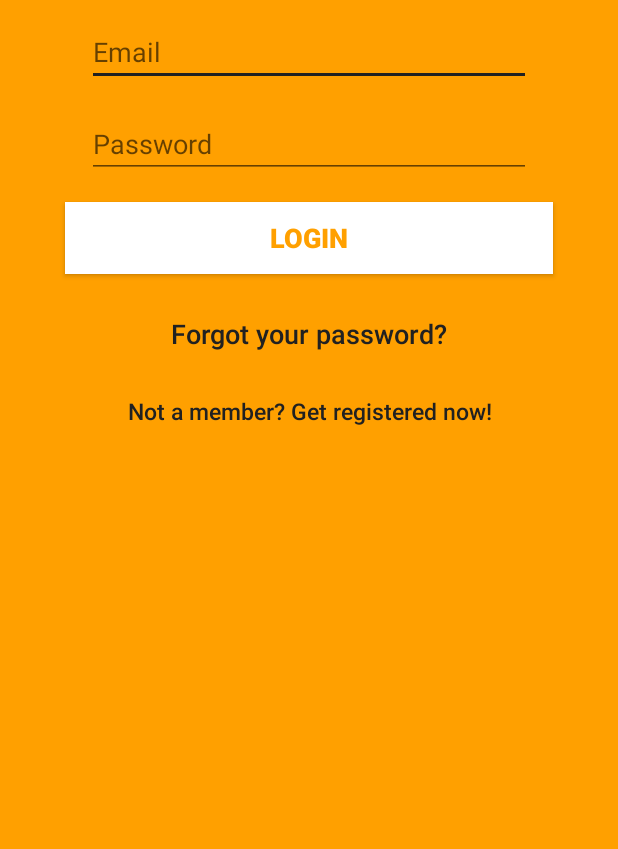
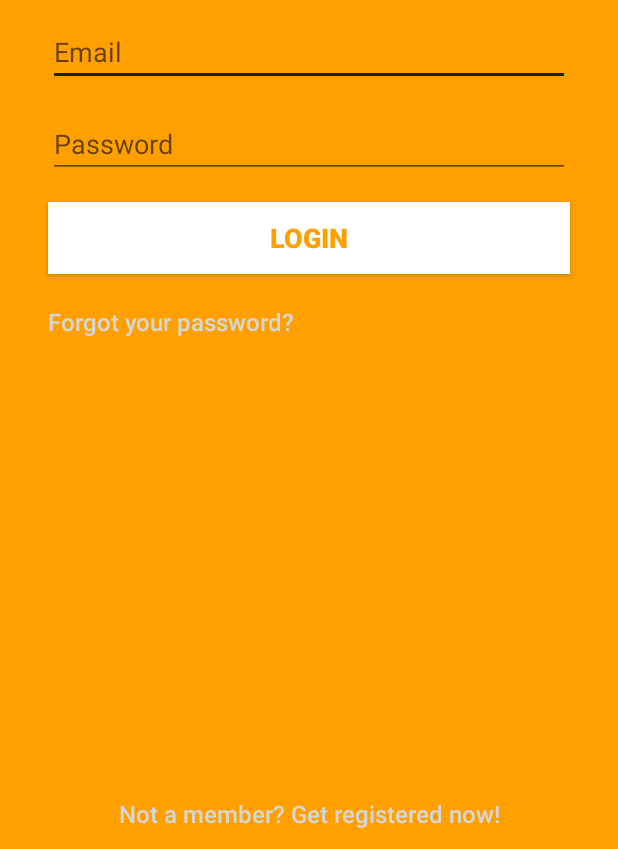
Before and after one commit to ENGG-4/Traffic-Violators-1.0, an Android app: the screen it shows after launch (LoginActivity), on a phone screen of 412 x 824 dp, the part 387-1236 px from its top. Run offline under Robolectric (Android 15) with nearby library versions, the phone set to English and light mode, and no system bars; our stand-ins replace Firebase (no records; nobody signed in at launch, a user with empty details on screens opened directly).

```diff
--- a/app/src/main/res/layout/activity_login.xml
+++ b/app/src/main/res/layout/activity_login.xml
@@ -23,99 +23,89 @@
 
     <EditText
         android:id="@+id/email"
-        android:layout_width="296dp"
+        android:layout_width="0dp"
         android:layout_height="wrap_content"
-        android:layout_marginEnd="16dp"
-        android:layout_marginStart="16dp"
+        android:layout_marginEnd="32dp"
+        android:layout_marginStart="32dp"
         android:layout_marginTop="12dp"
-        android:ems="10"
         android:hint="@string/email"
         android:inputType="textEmailAddress"
-        android:maxLines="1"
-        android:singleLine="true"
         app:layout_constraintEnd_toEndOf="parent"
         app:layout_constraintStart_toStartOf="parent"
-        app:layout_constraintTop_toBottomOf="@+id/logoView4" />
+        app:layout_constraintTop_toBottomOf="@+id/logoView4"
+        style="@style/editTextStyle"/>
 
     <EditText
         android:id="@+id/password"
-        android:layout_width="296dp"
+        android:layout_width="0dp"
         android:layout_height="wrap_content"
-        android:layout_marginEnd="16dp"
-        android:layout_marginStart="16dp"
         android:layout_marginTop="16dp"
-        android:ems="10"
         android:hint="@string/hint_password"
         android:imeActionId="@+id/login"
         android:imeOptions="actionUnspecified"
         android:inputType="textPassword"
-        android:maxLines="1"
-        android:singleLine="true"
-        app:layout_constraintEnd_toEndOf="parent"
-        app:layout_constraintStart_toStartOf="parent"
+        app:layout_constraintEnd_toEndOf="@+id/email"
+        app:layout_constraintStart_toStartOf="@+id/email"
         app:layout_constraintTop_toBottomOf="@+id/email"
-        tools:focusableInTouchMode="true" />
+        tools:focusableInTouchMode="true"
+        style="@style/editTextStyle"/>
 
     <Button
         android:id="@+id/btn_login"
         style="@style/Widget.AppCompat.Button.Small"
-        android:layout_width="325dp"
+        android:layout_width="0dp"
         android:layout_height="wrap_content"
-        android:layout_marginEnd="16dp"
-        android:layout_marginStart="16dp"
         android:layout_marginTop="16dp"
         android:background="@android:color/background_light"
         android:text="@string/btn_login"
         android:textColor="@color/colorPrimaryDark"
         android:textSize="18sp"
         android:textStyle="bold"
-        app:layout_constraintEnd_toEndOf="parent"
-        app:layout_constraintStart_toStartOf="parent"
+        app:layout_constraintEnd_toEndOf="@+id/password"
+        app:layout_constraintStart_toStartOf="@+id/password"
         app:layout_constraintTop_toBottomOf="@+id/password" />
 
     <Button
         android:id="@+id/btn_reset_password"
-        android:layout_width="325dp"
-        android:layout_height="wrap_content"
-        android:layout_marginEnd="16dp"
-        android:layout_marginStart="16dp"
-        android:layout_marginTop="16dp"
+        android:layout_width="0dp"
+        android:layout_height="48dp"
+        android:layout_marginTop="8dp"
         android:background="@null"
         android:text="@string/btn_forgot_password"
         android:textAllCaps="false"
-        android:textColor="@color/colorAccent"
-        android:textSize="18sp"
-        app:layout_constraintEnd_toEndOf="parent"
-        app:layout_constraintStart_toStartOf="parent"
+        android:textColor="@color/colorWhite"
+        android:textSize="16sp"
+        app:layout_constraintStart_toStartOf="@+id/btn_login"
         app:layout_constraintTop_toBottomOf="@+id/btn_login" />
 
     <Button
         android:id="@+id/btn_signup"
         android:layout_width="325dp"
         android:layout_height="31dp"
+        android:layout_marginBottom="8dp"
         android:layout_marginEnd="16dp"
         android:layout_marginStart="16dp"
-        android:layout_marginTop="12dp"
         android:background="@null"
         android:text="@string/btn_link_to_register"
         android:textAllCaps="false"
-        android:textColor="@color/colorAccent"
-        android:textSize="15sp"
+        android:textColor="@color/colorOffWhite"
+        android:textSize="16sp"
+        app:layout_constraintBottom_toBottomOf="parent"
         app:layout_constraintEnd_toEndOf="parent"
-        app:layout_constraintStart_toStartOf="parent"
-        app:layout_constraintTop_toBottomOf="@+id/btn_reset_password" />
+        app:layout_constraintStart_toStartOf="parent" />
 
     <ProgressBar
         android:id="@+id/progressBar"
         android:layout_width="30dp"
         android:layout_height="30dp"
+        android:layout_gravity="center|bottom"
+        android:layout_marginBottom="16dp"
         android:layout_marginEnd="16dp"
         android:layout_marginStart="16dp"
-        android:layout_marginTop="12dp"
-        android:layout_gravity="center|bottom"
+        android:layout_marginTop="16dp"
+        android:visibility="gone"
+        app:layout_constraintBottom_toTopOf="@+id/btn_signup"
         app:layout_constraintEnd_toEndOf="parent"
         app:layout_constraintStart_toStartOf="parent"
-        app:layout_constraintTop_toBottomOf="@+id/btn_signup"
-        android:layout_marginBottom="20dp"
-        android:visibility="gone" />
+        app:layout_constraintTop_toBottomOf="@+id/btn_reset_password" />
 </android.support.constraint.ConstraintLayout>
```
